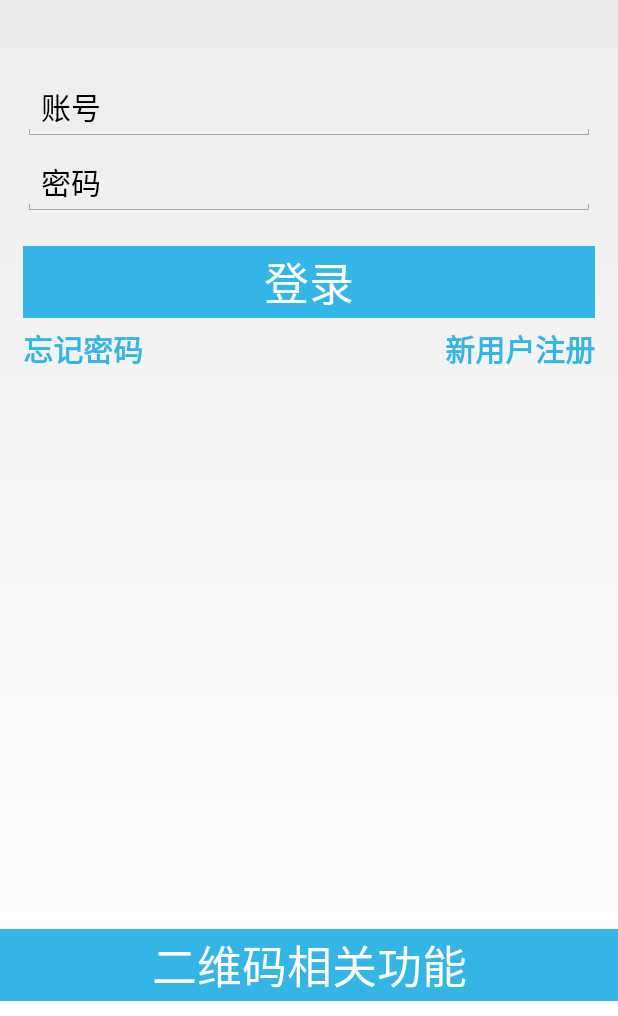
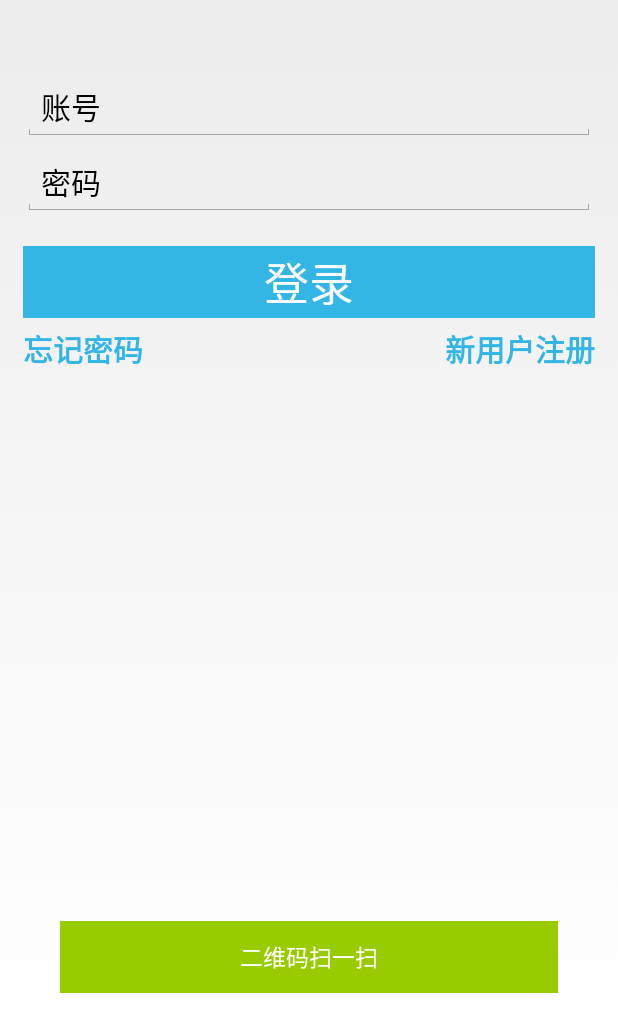
Before and after one commit to 1152574267/O2OPro, an Android app: the screen it shows after launch (MainActivity), on a phone screen of 412 x 824 dp, the part 220-1236 px from its top. Run offline under Robolectric (Android 15) with nearby library versions, the phone set to English and light mode, and no system bars; libraries missing offline, so code that uses them is left out: cn.bmob.v3, com.jakewharton.retrofit2; 1 statement that could not run was skipped.

Commit message:
添加Zxing二维码扫码功能

```diff
--- a/app/src/main/java/com/mrk/yinxiangzhe/base/BaseApplication.java
+++ b/app/src/main/java/com/mrk/yinxiangzhe/base/BaseApplication.java
@@ -12,4 +12,5 @@ public class BaseApplication extends Application {
 
         ZXingLibrary.initDisplayOpinion(this);
     }
+
 }
--- a/app/src/main/java/com/mrk/yinxiangzhe/ui/activity/MainActivity.java
+++ b/app/src/main/java/com/mrk/yinxiangzhe/ui/activity/MainActivity.java
@@ -23,7 +23,7 @@ public class MainActivity extends Activity implements XdjaLoginContract.XdjaLogi
     private EditText mUserAccount;
     private EditText mUserPassword;
     private Button mUserLogin;
-    private Button mBarcodeAbout;
+    private Button mBarcodeScan;
 
     private XdjaLoginContract.XdjaLoginPresenter xdjaLoginPresenter;
 
@@ -42,11 +42,11 @@ public class MainActivity extends Activity implements XdjaLoginContract.XdjaLogi
         mUserAccount = (EditText) findViewById(R.id.xdja_account);
         mUserPassword = (EditText) findViewById(R.id.xdja_password);
         mUserLogin = (Button) findViewById(R.id.xdja_login);
-        mBarcodeAbout = (Button) findViewById(R.id.xdja_barcode_about);
+        mBarcodeScan = (Button) findViewById(R.id.xdja_barcode_scan);
 
         mUserRegister.setOnClickListener(this);
         mUserLogin.setOnClickListener(this);
-        mBarcodeAbout.setOnClickListener(this);
+        mBarcodeScan.setOnClickListener(this);
     }
 
     @Override
@@ -65,7 +65,7 @@ public class MainActivity extends Activity implements XdjaLoginContract.XdjaLogi
                 xdjaLoginPresenter.userLogin(mUserAccount.getText().toString().trim(),
                         mUserPassword.getText().toString().trim());
                 break;
-            case R.id.xdja_barcode_about:
+            case R.id.xdja_barcode_scan:
                 Intent intent = new Intent(this, CaptureActivity.class);
                 startActivityForResult(intent, Utils.REQUEST_CODE);
                 break;
@@ -81,21 +81,7 @@ public class MainActivity extends Activity implements XdjaLoginContract.XdjaLogi
         switch (requestCode) {
             // 处理二维码扫描结果
             case Utils.REQUEST_CODE:
-                // 处理扫描结果（在界面上显示）
-                if (null != data) {
-                    Bundle bundle = data.getExtras();
-                    if (bundle == null) {
-                        return;
-                    }
-
-                    int type = bundle.getInt(CodeUtils.RESULT_TYPE);
-                    if (type == CodeUtils.RESULT_SUCCESS) {
-                        String result = bundle.getString(CodeUtils.RESULT_STRING);
-                        Toast.makeText(this, "解析结果:" + result, Toast.LENGTH_LONG).show();
-                    } else if (type == CodeUtils.RESULT_FAILED) {
-                        Toast.makeText(this, "解析二维码失败", Toast.LENGTH_LONG).show();
-                    }
-                }
+                Utils.startBarcodeScan(this, data);
                 break;
             default:
                 break;
--- a/app/src/main/res/layout/activity_main.xml
+++ b/app/src/main/res/layout/activity_main.xml
@@ -75,14 +75,15 @@
         android:textStyle="bold" />
 
     <Button
-        android:id="@+id/xdja_barcode_about"
+        android:id="@+id/xdja_barcode_scan"
         android:layout_width="match_parent"
         android:layout_height="wrap_content"
         android:layout_alignParentBottom="true"
         android:layout_centerHorizontal="true"
-        android:layout_marginBottom="10dp"
-        android:background="@android:color/holo_blue_light"
-        android:text="@string/xdja_barcode_about"
+        android:layout_marginBottom="15dp"
+        android:layout_marginLeft="80dp"
+        android:background="@android:color/holo_green_light"
+        android:text="@string/xdja_barcode_scan"
         android:textColor="#ffffff"
-        android:textSize="30sp" />
+        android:textSize="15sp" />
 </RelativeLayout>
--- a/app/src/main/res/values/strings.xml
+++ b/app/src/main/res/values/strings.xml
@@ -11,5 +11,5 @@
     <string name="xdja_login_success">登录成功</string>
     <string name="xdja_login_failure">登录失败</string>
     <string name="xdja_user_or_pwd_empty">用户名或者密码为空</string>
-    <string name="xdja_barcode_about">二维码相关功能</string>
+    <string name="xdja_barcode_scan">二维码扫一扫</string>
 </resources>
```
Also changed, not shown: app/src/main/java/com/mrk/yinxiangzhe/utils/Utils.java (+26 -3 lines).
